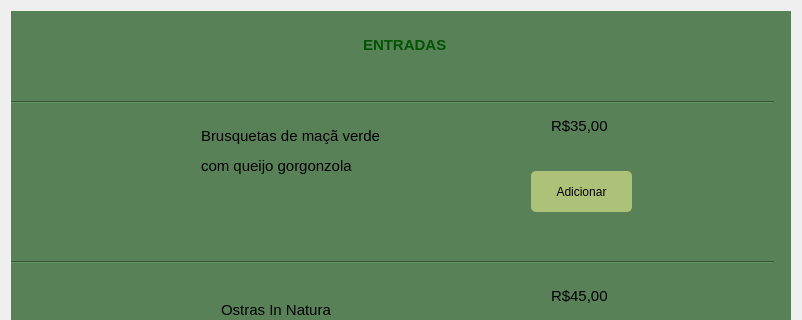
Before: the Qt Designer form telas_qt/janela_entradas.ui in lauraprass/aplicativo_de_pedidos_para_restaurante, drawn with Qt 5; both pictures show x 0 to 802 and y 0 to 320 of the 802 by 593 pixel window.
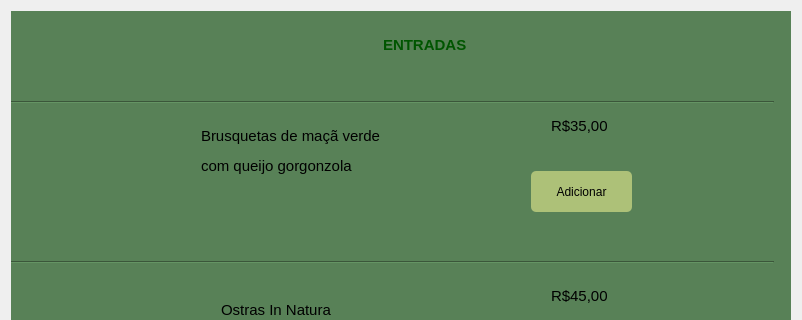
After: the same form once the commit is applied. Icons and pictures are not drawn.

Commit message: logo adicionada

Diff of the .ui file:
```diff
--- a/telas_qt/janela_entradas.ui
+++ b/telas_qt/janela_entradas.ui
@@ -68,25 +68,37 @@
      <widget class="QWidget" name="widget_entradas" native="true">
       <property name="geometry">
        <rect>
-        <x>90</x>
+        <x>46</x>
         <y>10</y>
-        <width>607</width>
+        <width>711</width>
         <height>48</height>
        </rect>
       </property>
+      <widget class="QWidget" name="">
+       <property name="geometry">
+        <rect>
+         <x>240</x>
+         <y>10</y>
+         <width>170</width>
+         <height>28</height>
+        </rect>
+       </property>
       <layout class="QHBoxLayout" name="horizontalLayout">
        <item>
-        <spacer name="horizontalSpacer">
-         <property name="orientation">
-          <enum>Qt::Horizontal</enum>
-         </property>
-         <property name="sizeHint" stdset="0">
+         <widget class="QLabel" name="label">
+          <property name="minimumSize">
           <size>
-           <width>211</width>
-           <height>20</height>
-          </size>
-         </property>
-        </spacer>
+            <width>52</width>
+            <height>25</height>
+           </size>
+          </property>
+          <property name="styleSheet">
+           <string notr="true">image: url(:/icon/Captura_de_tela_2023-12-05_203228-removebg-preview.png);</string>
+          </property>
+          <property name="text">
+           <string/>
+          </property>
+         </widget>
        </item>
        <item>
         <widget class="QLabel" name="lbl_entrada_2">
@@ -101,20 +113,8 @@
          </property>
         </widget>
        </item>
-       <item>
-        <spacer name="horizontalSpacer_2">
-         <property name="orientation">
-          <enum>Qt::Horizontal</enum>
-         </property>
-         <property name="sizeHint" stdset="0">
-          <size>
-           <width>248</width>
-           <height>20</height>
-          </size>
-         </property>
-        </spacer>
-       </item>
-      </layout>
+       </layout>
+      </widget>
      </widget>
      <widget class="QWidget" name="widget_brusqueta" native="true">
       <property name="geometry">
```
Lines whose indentation alone changed are shown as unchanged.
